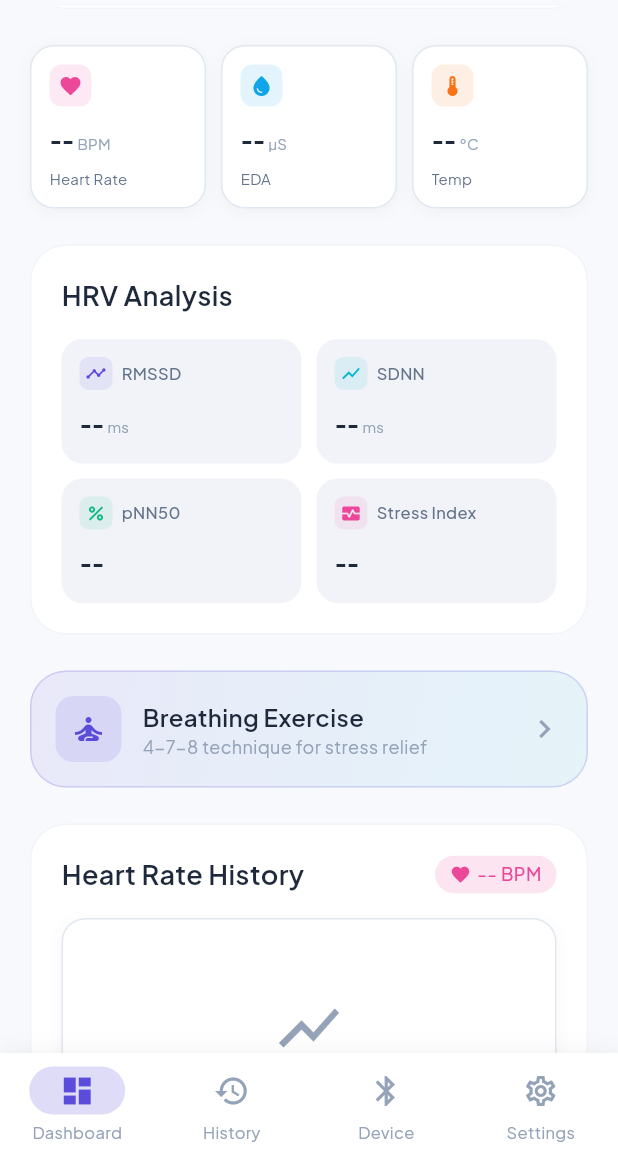
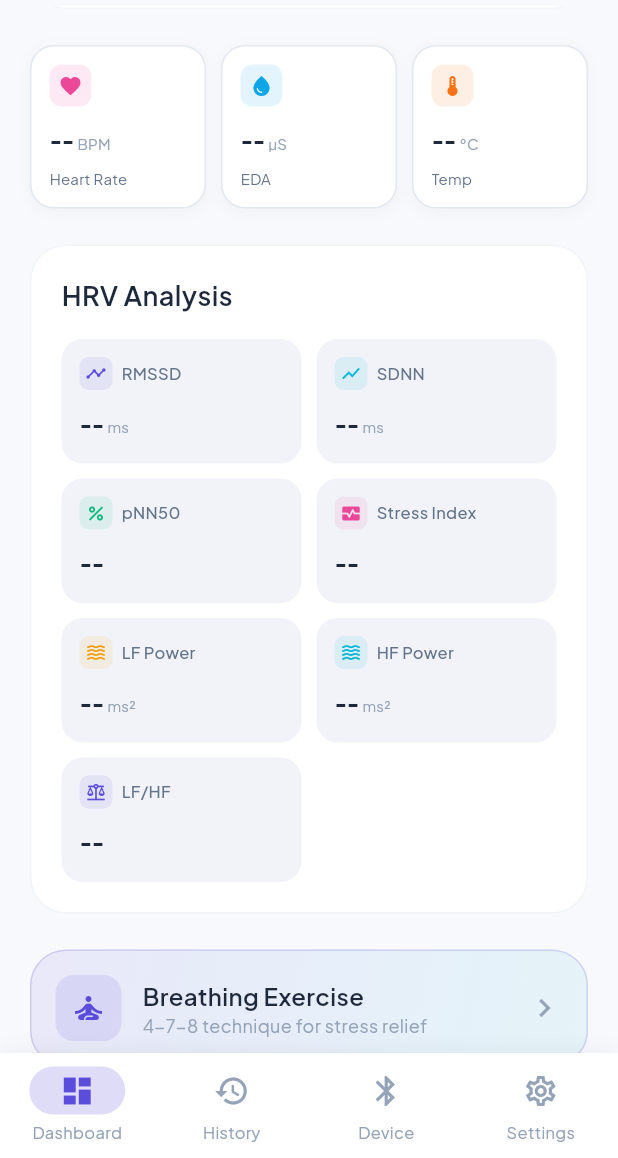
Before and after one commit to Leo-devv/Stress-Monitoring-App, a Flutter app: the screen it shows after launch, scrolled down 576 dp, on a phone screen of 412 x 824 dp, the part 78-1236 px from its top. Run offline on Flutter 3.47's test engine with Material 3 defaults, Android fonts, the phone set to English and light mode, and no system bars; our stand-ins replace battery_plus, camera, cloud_firestore, connectivity_plus, csv, equatable and 12 more; accounts and stored records are empty; network calls fail.

Commit message:
Update StressAssessment schema and wire HRV analysis pipeline

```diff
--- a/lib/domain/entities/stress_assessment.dart
+++ b/lib/domain/entities/stress_assessment.dart
@@ -2,8 +2,8 @@ import 'package:equatable/equatable.dart';
 
 /// Processing mode for stress analysis
 enum ProcessingMode {
-  edge, // On-device TFLite processing
-  cloud, // Firebase Cloud Function processing
+  edge, // On-device threshold-based processing
+  cloud, // Cloud processing with Firestore persistence
 }
 
 /// Represents the result of a stress analysis
@@ -16,6 +16,13 @@ class StressAssessment extends Equatable {
   final int? latencyMs; // Inference latency in milliseconds
   final int? subjectiveRating; // User self-reported stress 1-10
 
+  /// Acquisition metadata
+  final String? acquisitionSource; // "ble" / "camera" / "simulator"
+  final double? acquisitionDuration; // seconds
+
+  /// Named HRV feature map (sdnn, rmssd, pnn50, lfPower, hfPower, lfHfRatio)
+  final Map<String, double>? features;
+
   const StressAssessment({
     required this.level,
     required this.timestamp,
@@ -24,6 +31,9 @@ class StressAssessment extends Equatable {
     this.rawScores,
     this.latencyMs,
     this.subjectiveRating,
+    this.acquisitionSource,
+    this.acquisitionDuration,
+    this.features,
   });
 
   /// Returns true if this is a high stress reading
@@ -36,6 +46,9 @@ class StressAssessment extends Equatable {
   String get processingModeLabel =>
       processedBy == ProcessingMode.edge ? 'EDGE' : 'CLOUD';
 
+  /// Categorical stress label required by the Firestore schema.
+  String get stressLevelLabel => level >= 50 ? 'stressed' : 'not_stressed';
+
   StressAssessment copyWith({
     int? level,
     DateTime? timestamp,
@@ -44,6 +57,9 @@ class StressAssessment extends Equatable {
     Map<String, double>? rawScores,
     int? latencyMs,
     int? subjectiveRating,
+    String? acquisitionSource,
+    double? acquisitionDuration,
+    Map<String, double>? features,
   }) {
     return StressAssessment(
       level: level ?? this.level,
@@ -53,18 +69,26 @@ class StressAssessment extends Equatable {
       rawScores: rawScores ?? this.rawScores,
       latencyMs: latencyMs ?? this.latencyMs,
       subjectiveRating: subjectiveRating ?? this.subjectiveRating,
+      acquisitionSource: acquisitionSource ?? this.acquisitionSource,
+      acquisitionDuration: acquisitionDuration ?? this.acquisitionDuration,
+      features: features ?? this.features,
     );
   }
 
   Map<String, dynamic> toJson() {
     return {
       'level': level,
+      'stressLevel': stressLevelLabel,
       'timestamp': timestamp.toIso8601String(),
       'processedBy': processedBy.name,
       'confidence': confidence,
       'rawScores': rawScores,
       'latencyMs': latencyMs,
       'subjectiveRating': subjectiveRating,
+      if (acquisitionSource != null) 'acquisitionSource': acquisitionSource,
+      if (acquisitionDuration != null)
+        'acquisitionDuration': acquisitionDuration,
+      if (features != null) 'features': features,
     };
   }
 
@@ -79,10 +103,26 @@ class StressAssessment extends Equatable {
           : null,
       latencyMs: json['latencyMs'] as int?,
       subjectiveRating: json['subjectiveRating'] as int?,
+      acquisitionSource: json['acquisitionSource'] as String?,
+      acquisitionDuration:
+          (json['acquisitionDuration'] as num?)?.toDouble(),
+      features: json['features'] != null
+          ? Map<String, double>.from(json['features'] as Map)
+          : null,
     );
   }
 
   @override
-  List<Object?> get props =>
-      [level, timestamp, processedBy, confidence, rawScores, latencyMs, subjectiveRating];
+  List<Object?> get props => [
+        level,
+        timestamp,
+        processedBy,
+        confidence,
+        rawScores,
+        latencyMs,
+        subjectiveRating,
+        acquisitionSource,
+        acquisitionDuration,
+        features,
+      ];
 }
--- a/lib/features/dashboard/presentation/widgets/hrv_metrics_card.dart
+++ b/lib/features/dashboard/presentation/widgets/hrv_metrics_card.dart
@@ -94,6 +94,54 @@ class HRVMetricsCard extends StatelessWidget {
                   color: AppColors.heartRate,
                 ),
               ),
+            ],
+          ),
+
+          // Frequency-domain metrics
+          const SizedBox(height: 10),
+          Row(
+            children: [
+              Expanded(
+                child: _MetricTile(
+                  label: 'LF Power',
+                  value: metrics != null
+                      ? metrics!.lfPower.toStringAsFixed(0)
+                      : '--',
+                  unit: 'ms\u00B2',
+                  icon: Icons.waves,
+                  color: AppColors.stressElevated,
+                ),
+              ),
+              const SizedBox(width: 10),
+              Expanded(
+                child: _MetricTile(
+                  label: 'HF Power',
+                  value: metrics != null
+                      ? metrics!.hfPower.toStringAsFixed(0)
+                      : '--',
+                  unit: 'ms\u00B2',
+                  icon: Icons.waves_outlined,
+                  color: AppColors.stressNormal,
+                ),
+              ),
+            ],
+          ),
+          const SizedBox(height: 10),
+          Row(
+            children: [
+              Expanded(
+                child: _MetricTile(
+                  label: 'LF/HF',
+                  value: metrics != null
+                      ? metrics!.lfHfRatio.toStringAsFixed(2)
+                      : '--',
+                  unit: '',
+                  icon: Icons.balance,
+                  color: AppColors.accent,
+                ),
+              ),
+              const SizedBox(width: 10),
+              const Expanded(child: SizedBox()),
             ],
           ),
 
```
Also changed, not shown: lib/features/dashboard/presentation/providers/dashboard_provider.dart (+28 -27 lines), lib/services/stress_analysis_service.dart (+21 -0 lines).
